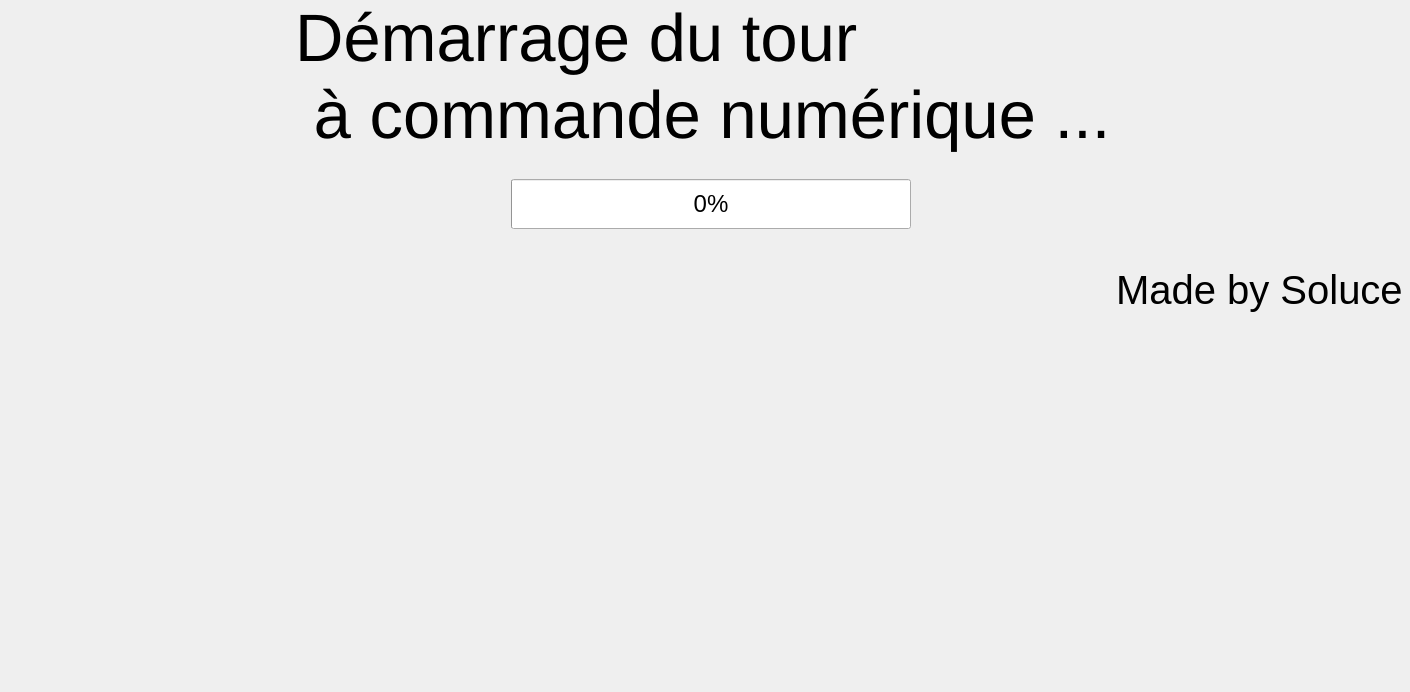
The window that Views/StartUp.ui (Soluce-Development/Maquette) describes before a commit, drawn with Qt 5.
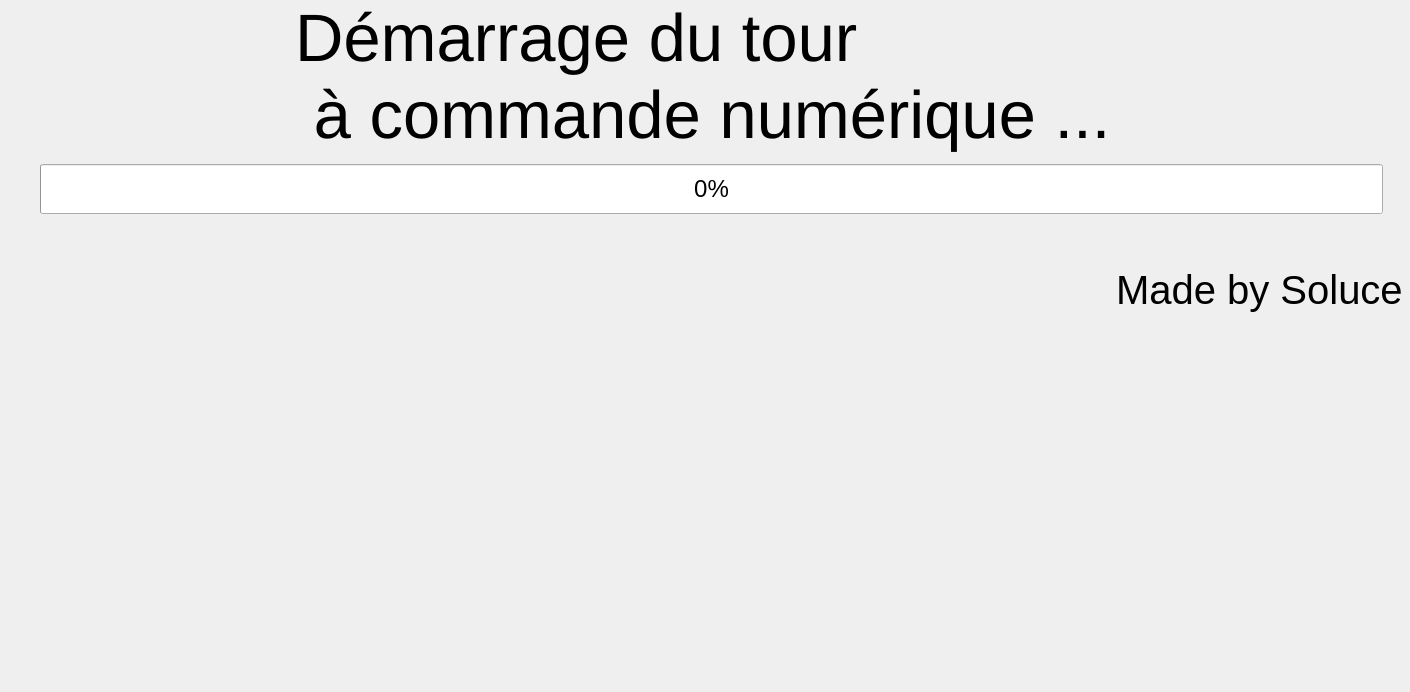
The same window after the commit.

What changed in the file:
```diff
--- a/Views/StartUp.ui
+++ b/Views/StartUp.ui
@@ -109,7 +109,7 @@
         </property>
         <property name="sizeHint" stdset="0">
          <size>
-          <width>68</width>
+          <width>40</width>
           <height>20</height>
          </size>
         </property>
@@ -128,8 +128,8 @@
         </property>
         <property name="maximumSize">
          <size>
-          <width>400</width>
-          <height>20</height>
+          <width>16777215</width>
+          <height>16777215</height>
          </size>
         </property>
         <property name="font">
@@ -164,7 +164,7 @@
         </property>
         <property name="sizeHint" stdset="0">
          <size>
-          <width>68</width>
+          <width>40</width>
           <height>20</height>
          </size>
         </property>
```
